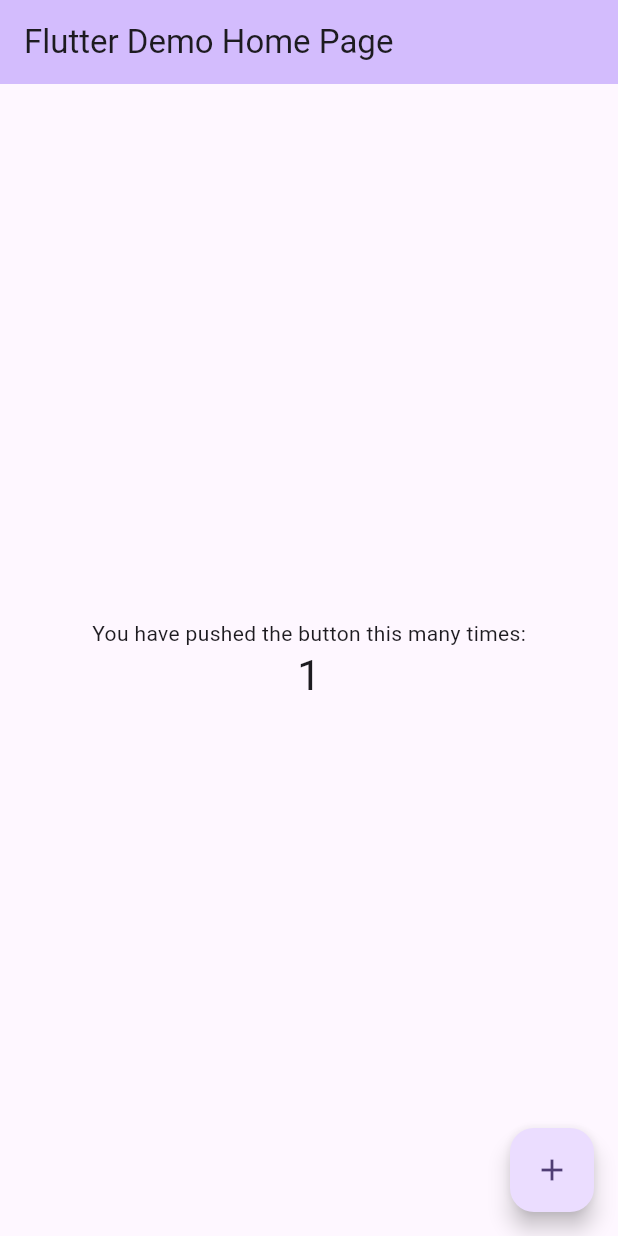
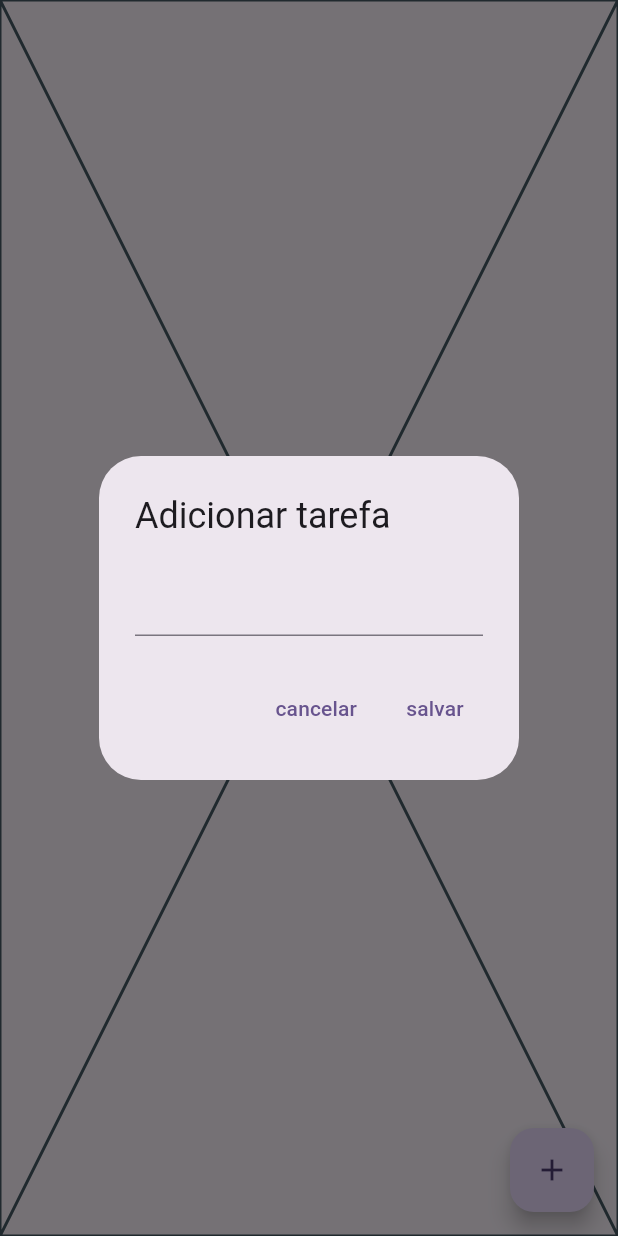
Before and after one commit to maurojh/diolt, a Flutter app: the screen it shows after launch, after a tap on the "add" icon, on a phone screen of 412 x 824 dp. Run offline on Flutter 3.47's test engine with Material 2 defaults, Android fonts, the light colour scheme and no system bars.

Commit message:
showDialog Recebe nova tarefa

```diff
--- a/lib/main.dart
+++ b/lib/main.dart
@@ -1,3 +1,4 @@
+import 'package:diolt/pages/tarefa_page.dart';
 import 'package:flutter/material.dart';
 
 void main() {
@@ -31,7 +32,8 @@ class MyApp extends StatelessWidget {
         colorScheme: ColorScheme.fromSeed(seedColor: Colors.deepPurple),
         useMaterial3: true,
       ),
-      home: const MyHomePage(title: 'Flutter Demo Home Page'),
+      home: const TarefaPage(),
+      //home: const MyHomePage(title: 'Flutter Demo Home Page'),
     );
   }
 }
--- /dev/null
+++ b/lib/pages/tarefa_page.dart
@@ -0,0 +1,51 @@
+import 'package:diolt/repositories/tarefa_repository.dart';
+import 'package:flutter/material.dart';
+
+class TarefaPage extends StatefulWidget {
+  const TarefaPage({super.key});
+
+  @override
+  State<TarefaPage> createState() => _TarefaPageState();
+}
+
+class _TarefaPageState extends State<TarefaPage> {
+  TarefaRepository tarefaRepository = TarefaRepository();
+  TextEditingController controlaNovaTarefa = TextEditingController();
+
+  @override
+  Widget build(BuildContext context) {
+    return Scaffold(
+      floatingActionButton: FloatingActionButton(
+          child: const Icon(Icons.add),
+          onPressed: () {
+            controlaNovaTarefa.text = '';
+            showDialog(
+                context: context,
+                builder: (BuildContext bc) {
+                  return AlertDialog(
+                    title: Text('Adicionar tarefa'),
+                    content: TextField(
+                      controller: controlaNovaTarefa,
+                    ),
+                    actions: [
+                      TextButton(
+                        onPressed: () {
+                          Navigator.pop(context);
+                        },
+                        child: Text('cancelar'),
+                      ),
+                      TextButton(
+                        onPressed: () {
+                          print(controlaNovaTarefa.text);
+                          Navigator.pop(context);
+                        },
+                        child: Text('salvar'),
+                      )
+                    ],
+                  );
+                });
+          }),
+      body: const Placeholder(),
+    );
+  }
+}
```
